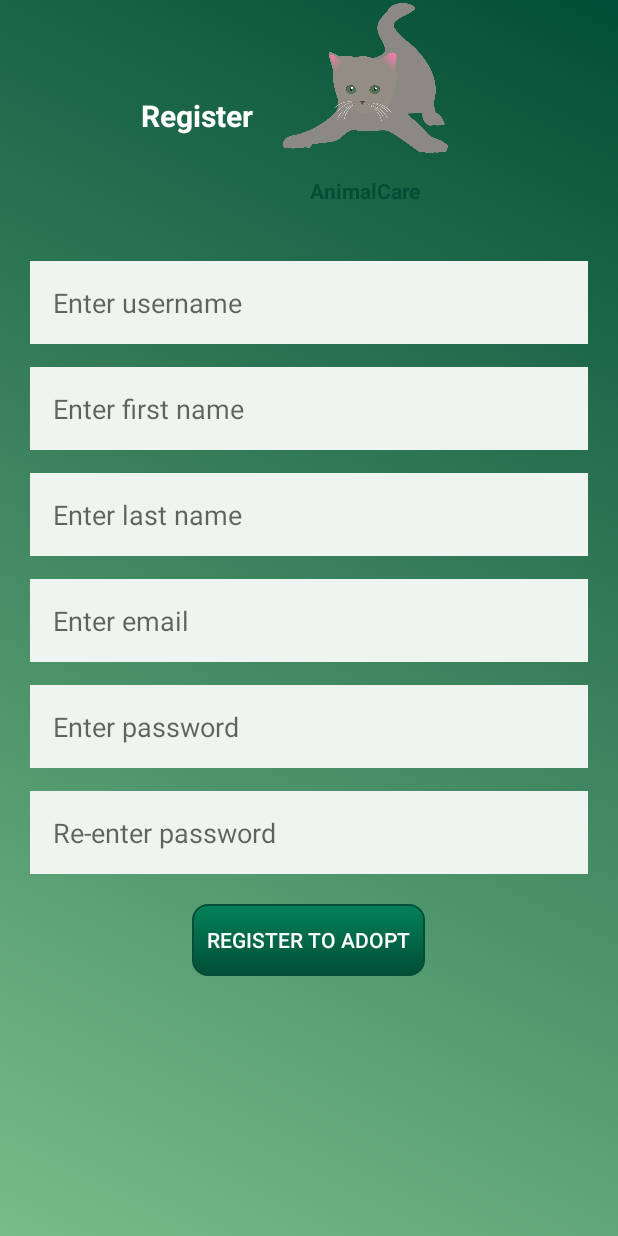
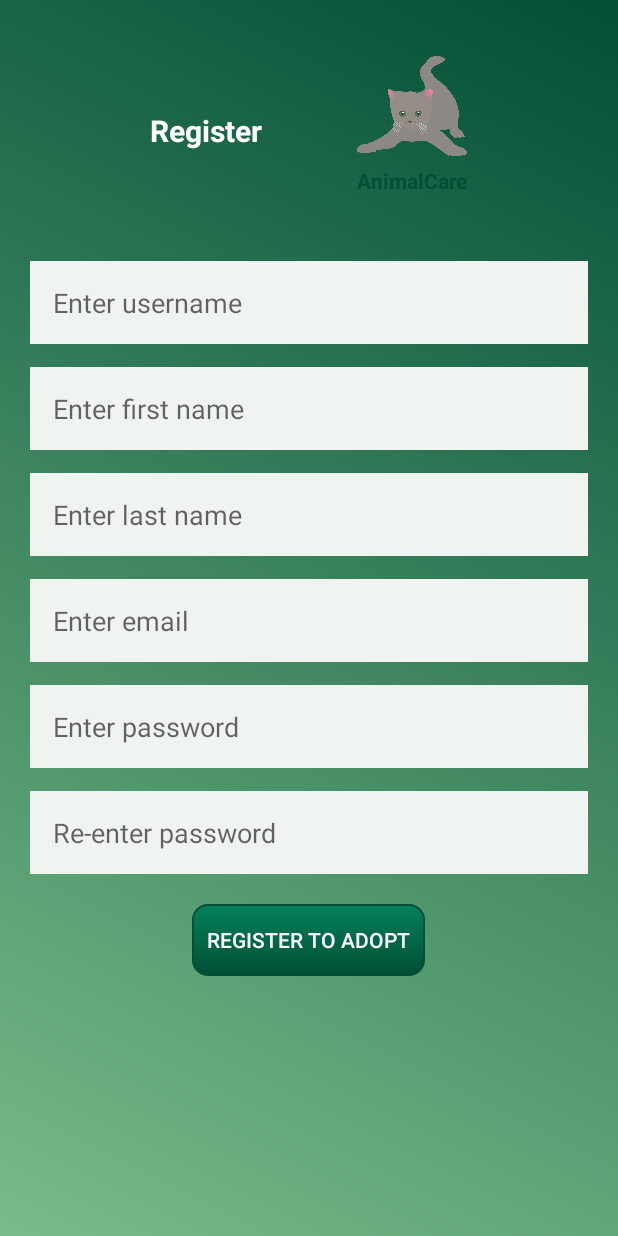
Before and after one commit to Oana-Ivan/AnimalCare, an Android app: the RegisterActivity screen opened directly, with no data from a screen before it, on a phone screen of 412 x 824 dp. Run offline under Robolectric (Android 15) with nearby library versions, the phone set to English and light mode, and no system bars; our stand-ins replace Firebase (no records; nobody signed in at launch, a user with empty details on screens opened directly), Room's generated code; libraries missing offline, so code that uses them is left out: io.realm, org.mindrot.jbcrypt.

Commit message:
Modify image in register layout

```diff
--- a/app/src/main/res/layout/activity_register.xml
+++ b/app/src/main/res/layout/activity_register.xml
@@ -10,13 +10,20 @@
 
     <LinearLayout
         android:id="@+id/activity_register_ll_title"
-        android:layout_width="wrap_content"
+        android:layout_width="match_parent"
         android:layout_height="wrap_content"
+
+        android:layout_marginTop="20dp"
+
         app:layout_constraintBottom_toTopOf="@+id/activity_register_ll_form"
         app:layout_constraintEnd_toEndOf="parent"
         app:layout_constraintStart_toStartOf="parent"
         app:layout_constraintTop_toTopOf="parent">
 
+        <TextView
+            android:layout_width="0dp"
+            android:layout_height="wrap_content"
+            android:layout_weight="0.5"/>
         <TextView
             android:id="@+id/activity_register_tv_page_name"
             android:layout_width="0dp"
@@ -24,18 +31,47 @@
 
             android:layout_weight="1"
             android:layout_gravity="center"
+            android:gravity="center"
             android:textColor="@color/white"
             android:textSize="20sp"
             android:textStyle="bold"
             android:text="@string/register" />
 
 
-        <androidx.fragment.app.FragmentContainerView
-            android:id="@+id/activity_register_fragment_app_name"
+        <LinearLayout
+            android:id="@+id/fragment_app_name_ll_app_name"
             android:name="com.example.animalcare.fragments.AppNameAndLogoFragment"
             android:layout_width="0dp"
+            android:layout_height="100dp"
+            android:layout_weight="1"
+
+            android:orientation="vertical">
+
+            <ImageView
+                android:id="@+id/fragment_app_name_img_screen_logo"
+                android:layout_width="match_parent"
+                android:layout_height="0dp"
+
+                android:layout_weight="2"
+                app:srcCompat="@drawable/logo_animal_care" />
+
+            <TextView
+                android:id="@+id/fragment_app_name_tv_app_name"
+                android:layout_width="match_parent"
+                android:layout_height="0dp"
+
+                android:layout_weight="1"
+                android:layout_gravity="center"
+                android:gravity="center"
+                android:text="@string/app_name"
+                android:textColor="@color/color_schema_main"
+
+                android:textStyle="bold" />
+        </LinearLayout>
+        <TextView
+            android:layout_width="0dp"
             android:layout_height="wrap_content"
-            android:layout_weight="1"/>
+            android:layout_weight="0.5"/>
     </LinearLayout>
 
     <LinearLayout
@@ -56,6 +92,7 @@
             android:hint="@string/enter_username"
             android:background="@color/color_schema_background"
             android:padding="15dp"
+            android:inputType="text"
             />
 
         <EditText
@@ -67,6 +104,7 @@
             android:background="@color/color_schema_background"
             android:padding="15dp"
             android:layout_marginTop="15dp"
+            android:inputType="text"
             />
 
         <EditText
@@ -78,6 +116,7 @@
             android:background="@color/color_schema_background"
             android:padding="15dp"
             android:layout_marginTop="15dp"
+            android:inputType="text"
             />
 
         <EditText
@@ -89,6 +128,7 @@
             android:background="@color/color_schema_background"
             android:padding="15dp"
             android:layout_marginTop="15dp"
+            android:inputType="textEmailAddress"
             />
 
         <EditText
```
